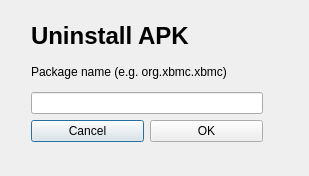
This is uninstalldialog.ui in kbrack1/adbFire as Qt 5 draws it before an edit. The edited form follows.
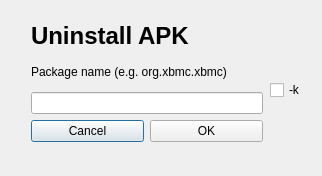
This is the edited form.

```diff
--- a/uninstalldialog.ui
+++ b/uninstalldialog.ui
@@ -6,14 +6,14 @@
    <rect>
     <x>0</x>
     <y>0</y>
-    <width>309</width>
+    <width>322</width>
     <height>176</height>
    </rect>
   </property>
   <property name="windowTitle">
    <string>Dialog</string>
   </property>
-  <widget class="QWidget" name="">
+  <widget class="QWidget" name="layoutWidget">
    <property name="geometry">
     <rect>
      <x>31</x>
@@ -71,6 +71,22 @@
     </item>
    </layout>
   </widget>
+  <widget class="QCheckBox" name="keepBox">
+   <property name="geometry">
+    <rect>
+     <x>270</x>
+     <y>80</y>
+     <width>41</width>
+     <height>20</height>
+    </rect>
+   </property>
+   <property name="toolTip">
+    <string>keep application data</string>
+   </property>
+   <property name="text">
+    <string>-k</string>
+   </property>
+  </widget>
  </widget>
  <resources/>
  <connections>
```
Left out of the diff: 6 changed lines with no effect on the pictures.
